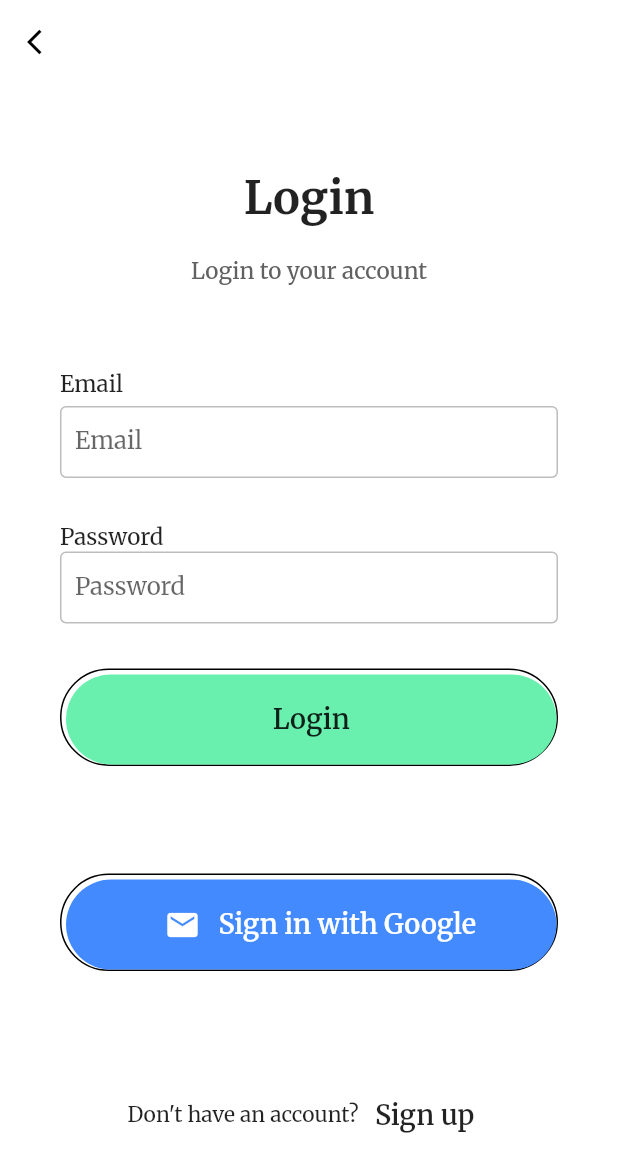
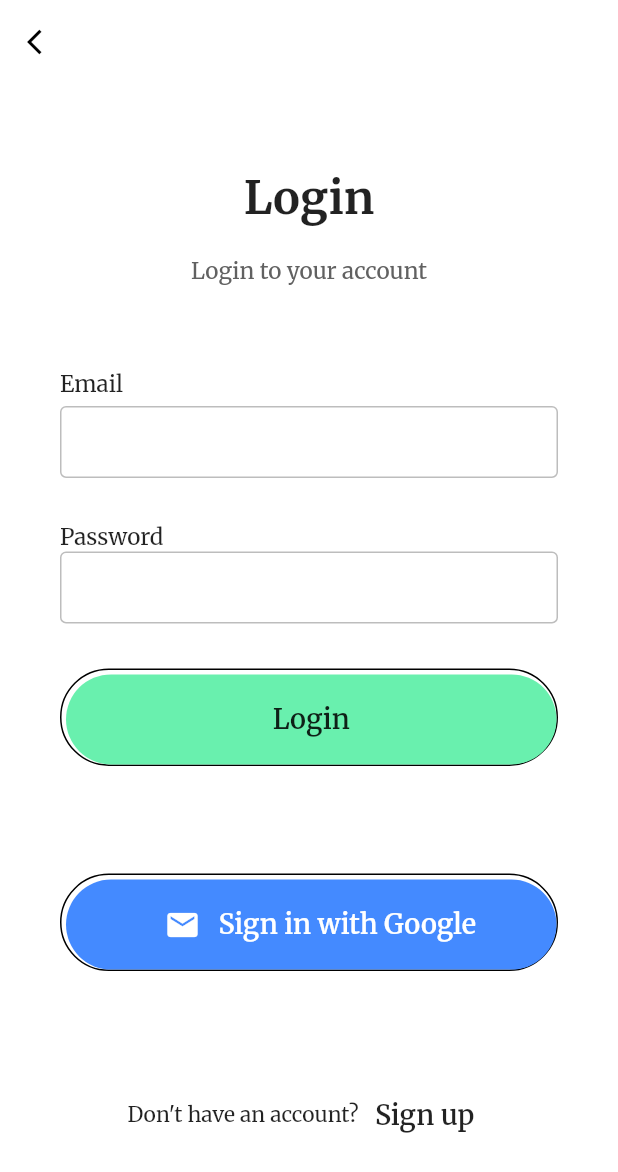
Before and after one commit to shaoming123/Flutter_wallet, a Flutter app: the screen it shows after launch, after a tap on "Login", on a phone screen of 412 x 824 dp. Shown: the top 1172 px of the screen. Run offline on Flutter 3.47's test engine with Material 2 defaults, Android fonts, the phone set to English and light mode, and no system bars; our stand-ins replace firebase_auth, firebase_core, firebase_database, flutter_signin_button, google_fonts, google_sign_in and 2 more; missing offline and left inert: flutter_barcode_scanner, one_context, razorpay_flutter; accounts and stored records are empty; statements that could not run were skipped.

Commit message:
fix login screen duplicate email n password

```diff
--- a/lib/src/pages/signin_page.dart
+++ b/lib/src/pages/signin_page.dart
@@ -165,7 +165,6 @@ class _EmailPasswordFormState extends State<_EmailPasswordForm> {
             obscureText: false,
             controller: _emailController,
             decoration: new InputDecoration(
-              labelText: 'Email',
               contentPadding: EdgeInsets.symmetric(vertical: 0, horizontal: 10),
               enabledBorder: OutlineInputBorder(
                   borderSide: BorderSide(color: Colors.grey[400])),
@@ -190,7 +189,6 @@ class _EmailPasswordFormState extends State<_EmailPasswordForm> {
           TextFormField(
             controller: _passwordController,
             decoration: new InputDecoration(
-              labelText: 'Password',
               contentPadding: EdgeInsets.symmetric(vertical: 0, horizontal: 10),
               enabledBorder: OutlineInputBorder(
                   borderSide: BorderSide(color: Colors.grey[400])),
```
